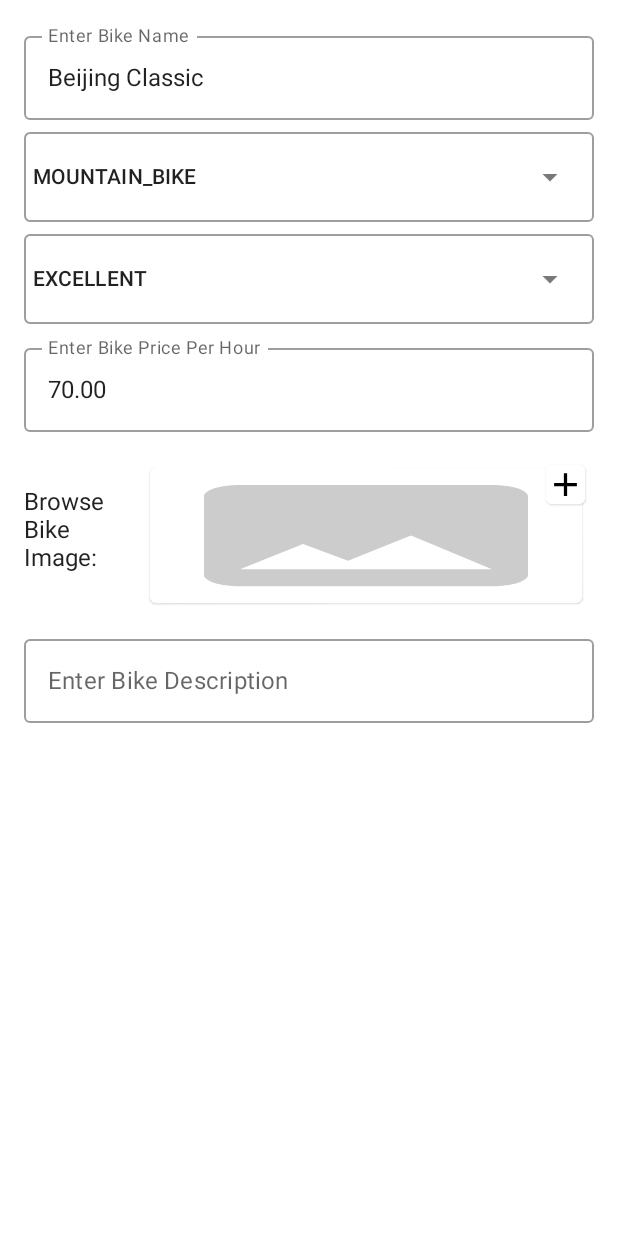
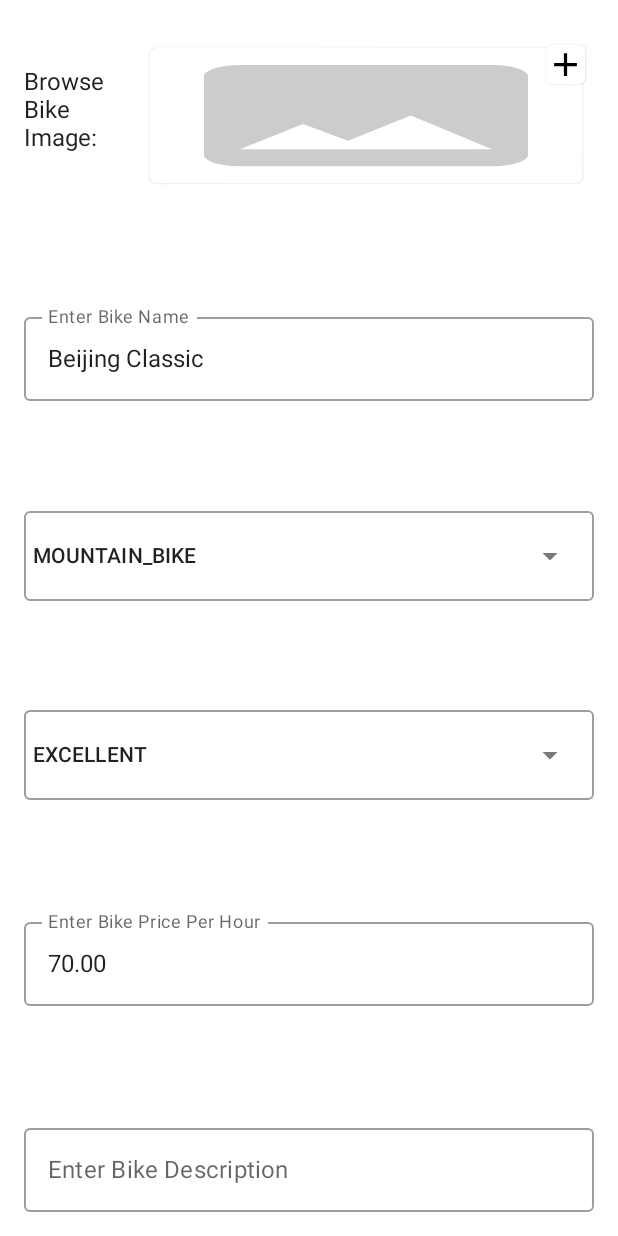
Before and after one commit to kibetrns/BikePlace, an Android app built with Jetpack Compose: the @Preview function PBikeContent, on a phone screen of 412 x 824 dp. Run offline under Robolectric (Android 15) with nearby library versions, the phone set to English and light mode, and no system bars.

Commit message:
Re-design BikeContent Screen

```diff
--- a/app/src/main/java/me/ipsum_amet/bikeplace/view/bike/BikeContent.kt
+++ b/app/src/main/java/me/ipsum_amet/bikeplace/view/bike/BikeContent.kt
@@ -46,10 +46,14 @@ fun BikeContent(
             .fillMaxSize()
             .verticalScroll(rememberScrollState())
             .background(MaterialTheme.colors.background)
-            .padding(L_PADDING)
+            .padding(L_PADDING),
+        verticalArrangement = Arrangement.SpaceBetween,
+        horizontalAlignment = Alignment.CenterHorizontally
 
 
     ) {
+        BrowseBikeImage(imageUrl = imageUrl, modifier = Modifier, onImageClicked = onImageClicked)
+
         OutlinedTextField(
             value = name,
             onValueChange = { onTitleChange(it) },
@@ -60,11 +64,11 @@ fun BikeContent(
             modifier = Modifier
                 .fillMaxWidth()
         )
-        Spacer(modifier = Modifier.height(M_PADDING))
+
         TypeDropDown(type = type, onTypeSelected = { onTypeSelected(it) })
-        Spacer(modifier = Modifier.height(M_PADDING))
+
         ConditionDropDown(condition = condition, onConditionSelected = { onConditionSelected(it) })
-        Spacer(modifier = Modifier.height(M_PADDING))
+
         OutlinedTextField(
             value = price,
             onValueChange = { onPriceChange(it) },
@@ -75,9 +79,7 @@ fun BikeContent(
             modifier = Modifier
                 .fillMaxWidth()
         )
-        Spacer(modifier = Modifier.height(M_PADDING))
-        BrowseBikeImage(imageUrl = imageUrl, modifier = Modifier, onImageClicked = onImageClicked)
-        Spacer(modifier = Modifier.height(M_PADDING))
+
         OutlinedTextField(
             value = description,
             onValueChange = { onDescriptionChange(it) },
```
